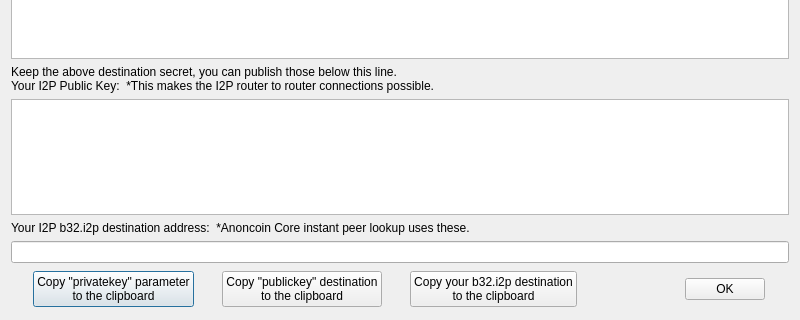
First picture: the form in src/qt/forms/i2pshowaddresses.ui, repository Anoncoin/anoncoin, before the edit; both pictures show x 0 to 800 and y 260 to 580 of the 800 by 580 pixel window.
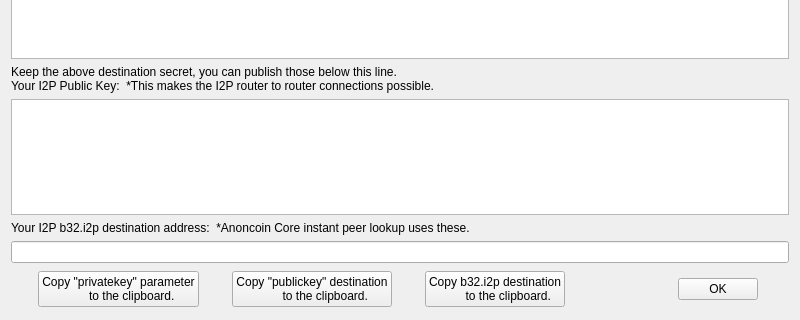
Second picture: the form after the edit.

What changed in the file:
```diff
--- a/src/qt/forms/i2pshowaddresses.ui
+++ b/src/qt/forms/i2pshowaddresses.ui
@@ -134,13 +134,13 @@
        </property>
        <property name="text">
         <string>Copy &quot;privatekey&quot; parameter
-to the clipboard</string>
+        to the clipboard.</string>
        </property>
        <property name="autoDefault">
         <bool>false</bool>
        </property>
        <property name="default">
-        <bool>true</bool>
+        <bool>false</bool>
        </property>
       </widget>
      </item>
@@ -154,7 +154,7 @@
        </property>
        <property name="text">
         <string>Copy &quot;publickey&quot; destination
-to the clipboard</string>
+        to the clipboard.</string>
        </property>
        <property name="autoDefault">
         <bool>false</bool>
@@ -170,8 +170,8 @@
         </sizepolicy>
        </property>
        <property name="text">
-        <string>Copy your b32.i2p destination
-to the clipboard</string>
+        <string>Copy b32.i2p destination
+        to the clipboard.</string>
        </property>
        <property name="autoDefault">
         <bool>false</bool>
```
